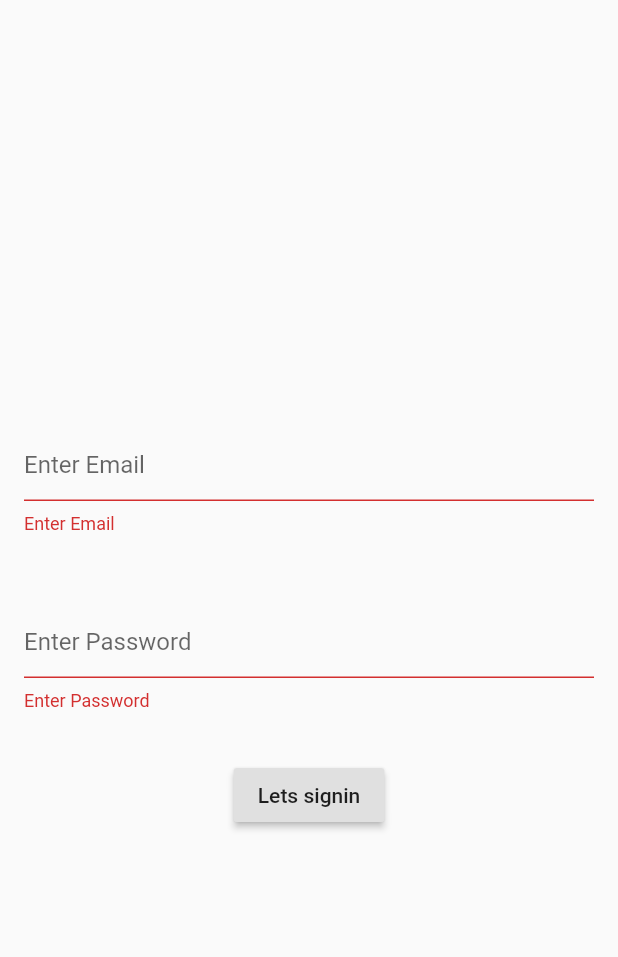
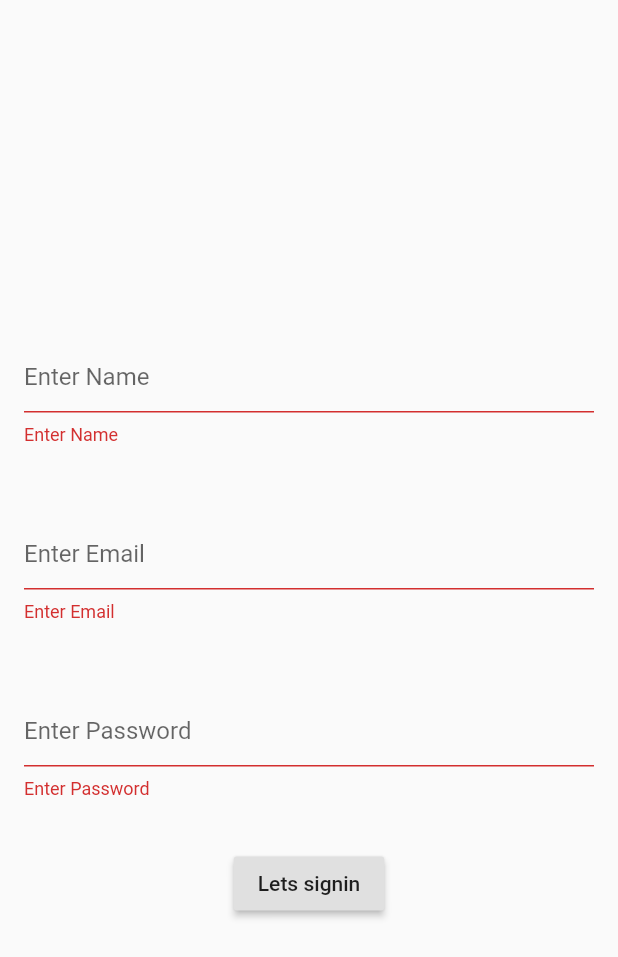
Before and after one commit to Wisara8/tooey, a Flutter app: the Signup screen opened directly, after a tap on "Lets signin", on a phone screen of 412 x 824 dp. Shown: the top 957 px of the screen. Run offline on Flutter 3.47's test engine with Material 2 defaults, Android fonts, the phone set to English and light mode, and no system bars; our stand-ins replace firebase_auth, firebase_core; accounts and stored records are empty.

Commit message:
adding name

```diff
--- a/lib/Auth.dart
+++ b/lib/Auth.dart
@@ -5,9 +5,14 @@ import 'package:firebase_auth/firebase_auth.dart' as auth;
 
 class Auth {
   static Future<String> signup(
-      {@required String email, @required String password}) async {
-    auth.UserCredential userResult = await auth.FirebaseAuth.instance
-        .createUserWithEmailAndPassword(email: email, password: password);
+      {@required String email,
+      @required String password,
+      @required String name}) async {
+    auth.UserCredential userResult =
+        await auth.FirebaseAuth.instance.createUserWithEmailAndPassword(
+      email: email, password: password,
+//        name: name
+    );
     auth.User user = userResult.user;
     return user.uid;
   }
--- a/lib/screens/signup.dart
+++ b/lib/screens/signup.dart
@@ -11,6 +11,7 @@ class _SignupState extends State<Signup> {
 
   String _email;
   String _password;
+  String _name;
 
   @override
   Widget build(BuildContext context) {
@@ -27,6 +28,10 @@ class _SignupState extends State<Signup> {
           child: Column(
             mainAxisAlignment: MainAxisAlignment.center,
             children: [
+              nameField,
+              Container(
+                height: 16,
+              ),
               emailTextfield,
               Container(
                 height: 16,
@@ -72,6 +77,21 @@ class _SignupState extends State<Signup> {
         ),
       );
 
+  Widget get nameField => Container(
+        padding: EdgeInsets.all(16),
+        child: TextFormField(
+          decoration: InputDecoration(hintText: "Enter Name"),
+          validator: (val) {
+            if (val.isEmpty) {
+              return 'Enter Name';
+            } else {
+              _name = val;
+            }
+            return null;
+          },
+        ),
+      );
+
   Widget get loginButton => RaisedButton(
         onPressed: () => Signup(),
         child: Text('Lets signin'),
@@ -90,7 +110,7 @@ class _SignupState extends State<Signup> {
 
   void Signup() {
     if (_formKey.currentState.validate()) {
-      Auth.signup(email: _email, password: _password);
+      Auth.signup(email: _email, password: _password, name: _name);
     } else {
       debugPrint("Login Fail");
     }
```
